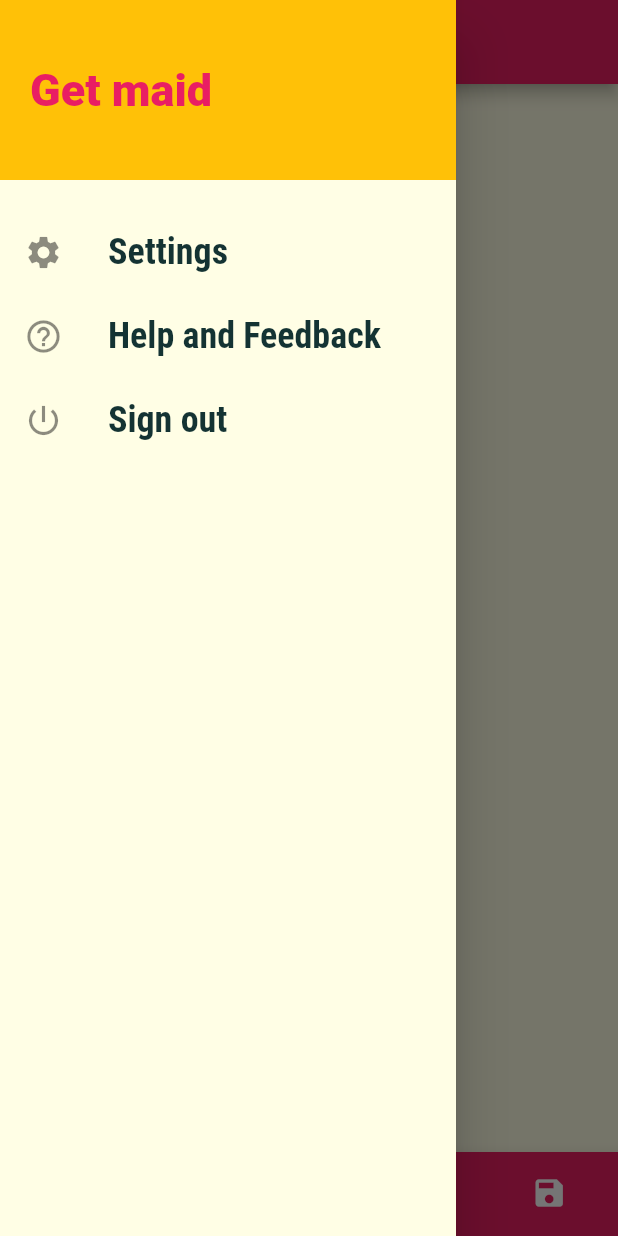
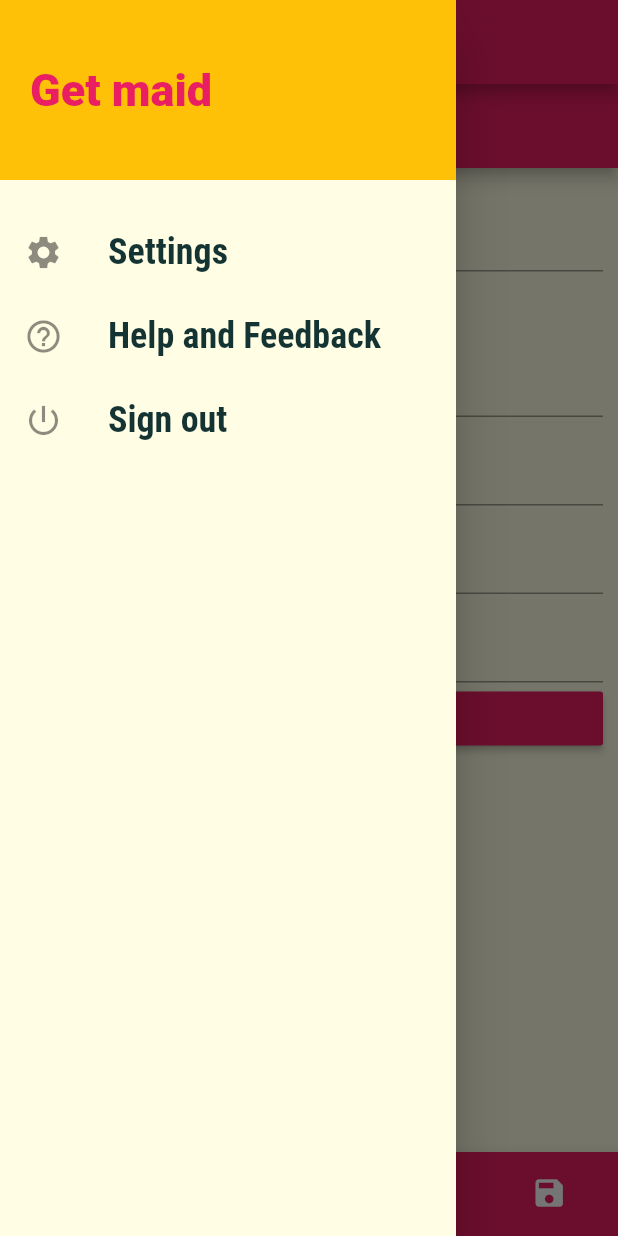
Before and after one commit to vaishnavi-tech/get_maid, a Flutter app: the screen it shows after launch, item 2 of the bottom bar chosen, with the side drawer open, on a phone screen of 412 x 824 dp. Run offline on Flutter 3.47's test engine with Material 2 defaults, Android fonts, the phone set to English and light mode, and no system bars; network calls fail.

Commit message:
tried to solve error

```diff
--- a/lib/main.dart
+++ b/lib/main.dart
@@ -28,13 +28,13 @@ class _MyAppState extends State<MyApp> {
   print(_maids);
   }
   //class _MyAppState extends State<MyApp> {
-  List<Map<String,dynamic>>User=[];
+  List<Map<String,dynamic>>users=[];
   void addUser(Map<String, dynamic> user)
   {
   setState(() {
-  User.add(user);
+  users.add(user);
   });
-  print(User);
+  print(user);
   }
   @override
   Widget build(BuildContext context) {
--- a/lib/screens/profile_screen.dart
+++ b/lib/screens/profile_screen.dart
@@ -4,13 +4,12 @@ import 'category_maids_screen.dart';
 
 class ProfileScreen extends StatefulWidget {
   static const routeName = '/add';
-  //final  String category;
   final Function addUser;
   ProfileScreen( this.addUser);
   @override
-  _profileScreen createState() =>   _profileScreen();
+  _ProfileScreen createState() =>   _ProfileScreen();
 }
-class   _profileScreen extends State< ProfileScreen > {
+class   _ProfileScreen extends State< ProfileScreen > {
   final Map<String, dynamic> _formData = {
     'title': null,
     'address': null,
@@ -20,20 +19,6 @@ class   _profileScreen extends State< ProfileScreen > {
   };
 
   final GlobalKey<FormState> _formKey = GlobalKey<FormState>();
-
-  @override
-// ignore: missing_return
-  Widget build(BuildContext context) {
-    final double deviceWidth = MediaQuery.of(context).size.width;
-    final double targetWidth = deviceWidth> 550.0 ? 500.0 : deviceWidth;
-    final double targetPadding = deviceWidth - targetWidth;
-    targetPadding;
-
-
-
-
- //  var category;
-
     Widget _buildTitleTextField() {
       return TextFormField(
         decoration: InputDecoration(labelText: 'ENTER YOUR  FULL NAME '),
@@ -107,5 +92,50 @@ class   _profileScreen extends State< ProfileScreen > {
         },
       );
     }
+  void _submitForm() {
+    if(!_formKey.currentState.validate()) {
+      return;
+    }
+    _formKey.currentState.save();
+    widget.addUser(_formData);
+    Navigator.pushReplacementNamed(context, CategoryMaidsScreen.routeName);
+  }
+@override
+// ignore: missing_return
+Widget build(BuildContext context) {
+  final double deviceWidth = MediaQuery.of(context).size.width;
+  final double targetWidth = deviceWidth> 550.0 ? 500.0 : deviceWidth;
+  final double targetPadding = deviceWidth - targetWidth;
+  return Scaffold(
+    appBar : AppBar(
+      title : Text('register'),
+    ),
+    body : GestureDetector(
+      onTap: () {
+        FocusScope.of(context).requestFocus(FocusNode());
+      },
+      child: Container(
+        margin: EdgeInsets.all(10.0),
+        child: Form(
+          key: _formKey,
+          child:ListView(
+            padding: EdgeInsets.symmetric(horizontal: targetPadding /2),
+            children: <Widget>[
+              _buildTitleTextField(),
+              _buildAddressTextField(),
+              _buildGenderTextField(),
+              _buildAgeTextField(),
+              _buildPhoneTextField(),
+              RaisedButton(
+                color: Theme.of(context).primaryColor,
+                child: Text('save '),
+                onPressed: _submitForm,
+              )
+            ],
+          ),
+        ),
+      ),
+    ),
+  );
   }
 }
--- a/lib/screens/tabs_screen.dart
+++ b/lib/screens/tabs_screen.dart
@@ -10,9 +10,7 @@ import 'notifications_screen.dart';
 
 class TabsScreen extends StatefulWidget {
   final Function addUser;
- // final String category;
   TabsScreen(this.addUser);
-  //final List<Map<String, dynamic>> maids;
 
   static const routeName = '/tab';
   @override
@@ -40,8 +38,6 @@ class _TabsScreenState extends State<TabsScreen> {
         },
   ];
    int _selectPageIndex = 0;
-
-   static List<Map<String, dynamic>> maids;
 
   static Function get addUser => null;
   void _selectPage(int index){
--- a/lib/widgets/maids/maid_card.dart
+++ b/lib/widgets/maids/maid_card.dart
@@ -7,8 +7,6 @@ import 'address.dart';
 class MaidCard extends StatelessWidget {
   final Map<String,dynamic> maid;
   final int maidIndex;
-
-  //static String routeName;
   MaidCard(this.maid,this.maidIndex);
   @override
   Widget build(BuildContext context) {
```
Also changed, not shown: lib/screens/category_maids_screen.dart (+27 -13 lines), lib/widgets/maid_item.dart (deleted, +0 -23 lines).
